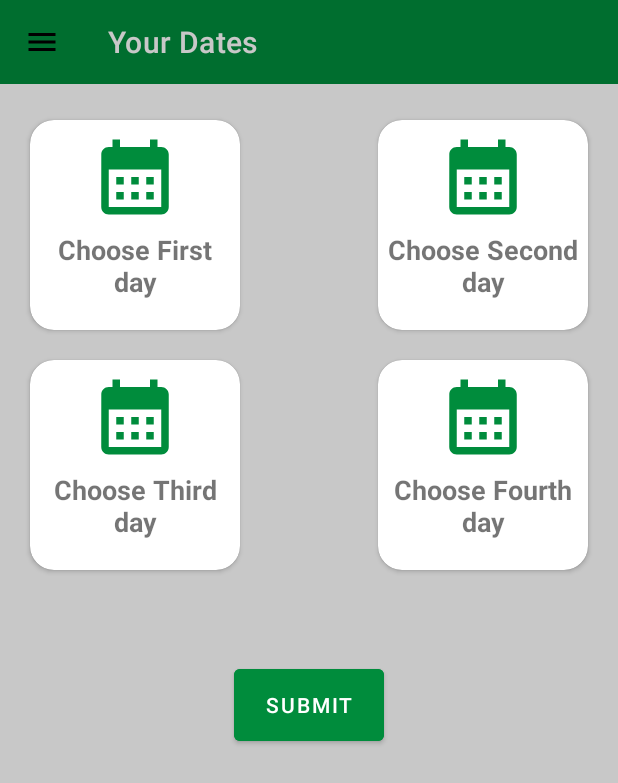
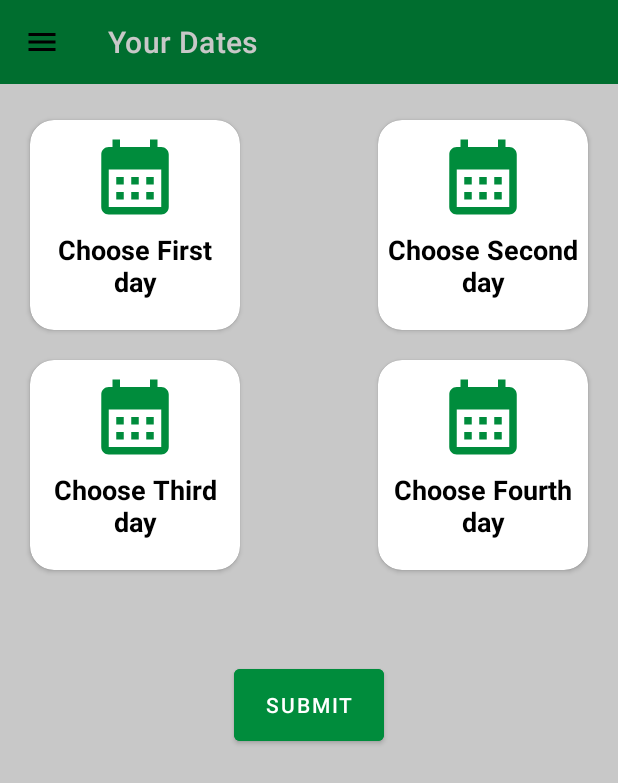
Before and after one commit to omarhatem1995/Mika, an Android app: the SecondFragment screen opened through its navigation route, on a phone screen of 412 x 824 dp. Shown: the top 783 px of the screen. Run offline under Robolectric (Android 15) with nearby library versions, the light colour scheme and no system bars; our stand-ins replace Firebase (no records; nobody signed in at launch, a user with empty details on screens opened directly), navigation-ui; libraries missing offline, so code that uses them is left out: com.firebase.ui.

Commit message:
- Changed some UI designs.

```diff
--- a/app/src/main/AndroidManifest.xml
+++ b/app/src/main/AndroidManifest.xml
@@ -7,7 +7,7 @@
         android:allowBackup="true"
         android:icon="@mipmap/mika_launcher"
         android:label="@string/app_name"
-        android:roundIcon="@mipmap/ic_launcher_round"
+        android:roundIcon="@mipmap/mika_launcher"
         android:supportsRtl="true"
         android:theme="@style/Theme.AppSplash">
         <activity
--- a/app/src/main/java/com/mika/SecondFragment.kt
+++ b/app/src/main/java/com/mika/SecondFragment.kt
@@ -52,7 +52,7 @@ class SecondFragment : Fragment() {
     override fun onCreateView(
         inflater: LayoutInflater, container: ViewGroup?,
         savedInstanceState: Bundle?
-    ): View? {
+    ): View {
 
         _binding = FragmentSecondBinding.inflate(inflater, container, false)
         return binding.root
--- a/app/src/main/res/layout/fragment_second.xml
+++ b/app/src/main/res/layout/fragment_second.xml
@@ -42,6 +42,7 @@
                 android:text="@string/choose_first_day"
                 android:textSize="18sp"
                 android:textStyle="bold"
+                android:textColor="@color/black"
                 app:layout_constraintEnd_toEndOf="parent"
                 app:layout_constraintStart_toStartOf="parent"
                 app:layout_constraintTop_toBottomOf="@id/first_day" />
@@ -85,6 +86,7 @@
                 android:text="@string/choose_second_day"
                 android:textSize="18sp"
                 android:textStyle="bold"
+                android:textColor="@color/black"
                 app:layout_constraintEnd_toEndOf="parent"
                 app:layout_constraintStart_toStartOf="parent"
                 app:layout_constraintTop_toBottomOf="@id/second_day" />
@@ -126,6 +128,7 @@
                 android:text="@string/choose_third_day"
                 android:textSize="18sp"
                 android:textStyle="bold"
+                android:textColor="@color/black"
                 android:gravity="center"
                 app:layout_constraintEnd_toEndOf="parent"
                 app:layout_constraintStart_toStartOf="parent"
@@ -166,6 +169,7 @@
         android:text="@string/choose_fourth_day"
         android:textSize="18sp"
         android:textStyle="bold"
+        android:textColor="@color/black"
         android:gravity="center"
         app:layout_constraintEnd_toEndOf="parent"
         app:layout_constraintStart_toStartOf="parent"
--- a/app/src/main/res/values-night/themes.xml
+++ b/app/src/main/res/values-night/themes.xml
@@ -9,8 +9,11 @@
         <item name="colorSecondary">@color/teal_200</item>
         <item name="colorSecondaryVariant">@color/teal_200</item>
         <item name="colorOnSecondary">@color/black</item>
+        <item name="colorPrimaryDark">@color/mika_green</item>
         <!-- Status bar color. -->
-        <item name="android:statusBarColor" tools:targetApi="l">?attr/colorPrimaryVariant</item>
+        <item name="android:statusBarColor">@color/mika_green</item>
+        <item name="actionOverflowButtonStyle">@style/OverflowButton</item>
+
         <!-- Customize your theme here. -->
     </style>
 
--- a/app/src/main/res/values/splash theme.xml
+++ b/app/src/main/res/values/splash theme.xml
@@ -2,13 +2,14 @@
 <resources xmlns:tools="http://schemas.android.com/tools">
     <style name="Theme.AppSplash" parent="Theme.SplashScreen">
         <item name="windowSplashScreenBackground">@color/splashBackGround</item>
-        <item name="windowSplashScreenAnimatedIcon">@mipmap/ic_launcher_round</item>
+        <item name="windowSplashScreenAnimatedIcon">@mipmap/mika_launcher</item>
         <item name="windowSplashScreenAnimationDuration">300</item>
         <item name="postSplashScreenTheme">@style/Theme.Mika</item>
 
         <!-- Status bar and Nav bar configs -->
         <item name="android:statusBarColor" tools:targetApi="l">@color/mika_green</item>
         <item name="android:navigationBarColor">@color/mika_green</item>
+        <item name="colorPrimaryDark">@color/mika_green</item>
         <item name="android:windowLightStatusBar">true</item>
     </style>
 </resources>
--- a/app/src/main/res/values/themes.xml
+++ b/app/src/main/res/values/themes.xml
@@ -9,12 +9,13 @@
         <item name="colorSecondary">@color/teal_200</item>
         <item name="colorSecondaryVariant">@color/teal_700</item>
         <item name="colorOnSecondary">@color/white</item>
+        <item name="android:navigationBarColor">@color/colorAccent</item>
+        <item name="colorPrimaryDark">@color/mika_green</item>
         <!-- Status bar color. -->
-        <item name="android:statusBarColor" tools:targetApi="l">?attr/colorPrimaryVariant</item>
+        <item name="android:statusBarColor">@color/colorAccent</item>
         <!-- Customize your theme here. -->
+        <item name="actionOverflowButtonStyle">@style/OverflowButton</item>
     </style>
-
-
 
     <style name="Theme.Mika.NoActionBar">
         <item name="windowActionBar">false</item>
@@ -22,6 +23,10 @@
     </style>
 
     <style name="Theme.Mika.AppBarOverlay" parent="ThemeOverlay.AppCompat.Dark.ActionBar" />
+
+    <style name="OverflowButton" parent="Widget.AppCompat.ActionButton.Overflow" >
+        <item name="android:tint">#62ff00</item>
+    </style>
 
     <style name="Theme.Mika.PopupOverlay" parent="ThemeOverlay.AppCompat.Light" />
     <style name="MyEditTextTheme" parent="Widget.MaterialComponents.TextInputLayout.OutlinedBox">
```
